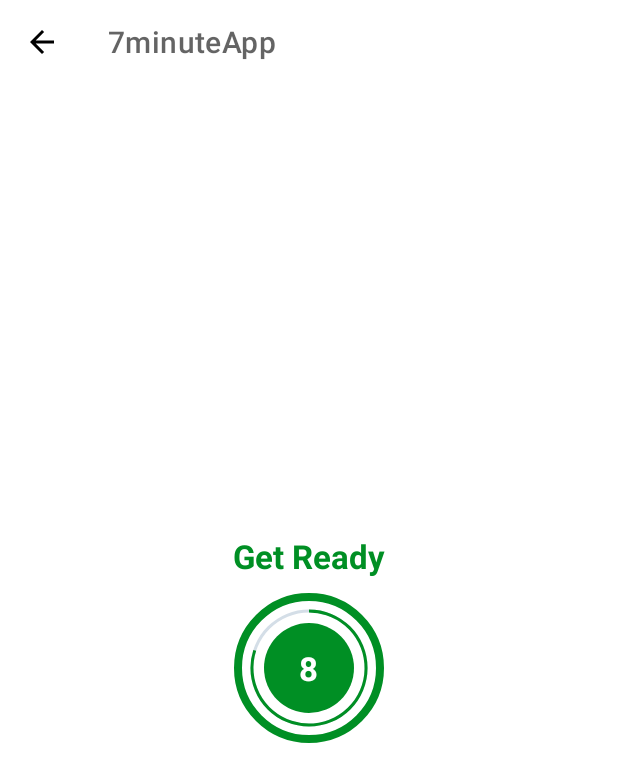
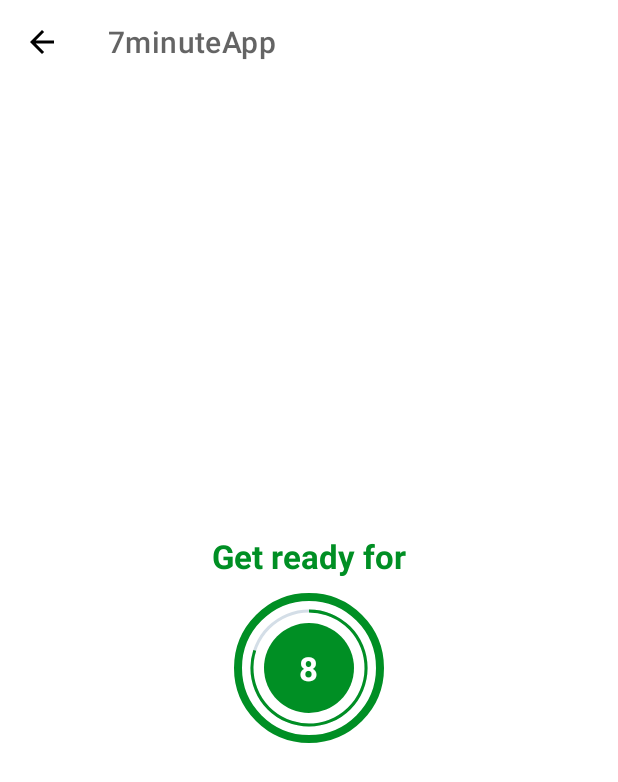
Before and after one commit to LukaszKrolicki/7minApp, an Android app: the ExerciseAvtivity screen opened directly, with no data from a screen before it, on a phone screen of 412 x 824 dp. Shown: the top 782 px of the screen. Run offline under Robolectric (Android 15) with nearby library versions, the phone set to English and light mode, and no system bars.

Commit message:
Change exercise added

```diff
--- a/app/src/main/java/eu/pl/snk/senseibunny/a7minuteapp/ExerciseAvtivity.kt
+++ b/app/src/main/java/eu/pl/snk/senseibunny/a7minuteapp/ExerciseAvtivity.kt
@@ -47,8 +47,12 @@ class ExerciseAvtivity : AppCompatActivity() {
         }
         restProgress=0
         binding?.flProgressBar?.visibility= View.VISIBLE; //GONE from UI, INVISIBLE
+        binding?.tvTitle?.visibility=View.VISIBLE
+
         binding?.flExerciseBar?.visibility=View.INVISIBLE;
-        binding?.tvTitle?.text="Get Ready"
+        binding?.tvExerciseName?.visibility=View.INVISIBLE;
+        binding?.flExerciseBar?.visibility=View.INVISIBLE;
+        binding?.ivImage?.visibility=View.INVISIBLE;
 
         setRestProgressBar()
     }
@@ -60,19 +64,25 @@ class ExerciseAvtivity : AppCompatActivity() {
 
         restProgress=0
         binding?.flProgressBar?.visibility= View.INVISIBLE; //GONE from UI, INVISIBLE
+        binding?.tvTitle?.visibility=View.INVISIBLE;
+
+        binding?.tvExerciseName?.visibility=View.VISIBLE;
         binding?.flExerciseBar?.visibility=View.VISIBLE;
-        binding?.tvTitle?.text="Exercise"
+        binding?.ivImage?.visibility=View.VISIBLE;
+
+        binding?.tvExerciseName?.text=exerciseList!![currentExercisePosition].getName()
+        binding?.ivImage?.setImageResource(exerciseList!![currentExercisePosition].getImage())
 
         setExerciseProgressBar()
     }
     private fun setRestProgressBar(){
-        binding?.progressBar?.progress= restProgress
+        binding?.flRestView?.progress= restProgress
 
         restTimer=object : CountDownTimer(5000, 1000){
             override fun onTick(p0: Long) { //p0 is mili-seconds until end, on tick is called every countDown Interval
                 restProgress++
 
-                binding?.progressBar?.progress=10-restProgress
+                binding?.flRestView?.progress=10-restProgress
                 binding?.tvTimer?.text="${10 - restProgress}"
             }
 
@@ -87,7 +97,7 @@ class ExerciseAvtivity : AppCompatActivity() {
     private fun setExerciseProgressBar(){
         binding?.progressBarExercise?.progress= restProgress
 
-        exerciseTimer=object : CountDownTimer(30000, 1000){
+        exerciseTimer=object : CountDownTimer(6000, 1000){
             override fun onTick(p0: Long) { //p0 is mili-seconds until end, on tick is called every countDown Interval
                 restProgress++
 
@@ -96,7 +106,12 @@ class ExerciseAvtivity : AppCompatActivity() {
             }
 
             override fun onFinish() {
-                Toast.makeText(this@ExerciseAvtivity,"Finished", Toast.LENGTH_LONG).show()
+                if(currentExercisePosition<exerciseList?.size!!-1){
+                    setupRestView()
+                }
+                else{
+                    Toast.makeText(this@ExerciseAvtivity,"Finished workout", Toast.LENGTH_LONG).show()
+                }
             }
         }.start()
     }
--- a/app/src/main/res/layout/activity_exercise_avtivity.xml
+++ b/app/src/main/res/layout/activity_exercise_avtivity.xml
@@ -49,7 +49,7 @@
         >
 
         <ProgressBar
-            android:id="@+id/progressBar"
+            android:id="@+id/flRestView"
             android:layout_width="100dp"
             android:layout_height="100dp"
             style="?android:attr/progressBarStyleHorizontal"
@@ -82,6 +82,34 @@
 
     </FrameLayout>
 
+    <ImageView
+        android:id="@+id/ivImage"
+        android:layout_width="match_parent"
+        android:layout_height="0dp"
+        android:scaleType="fitXY"
+        android:src="@drawable/ic_jumping_jacks"
+        android:visibility="invisible"
+        tools:visibility="visible"
+
+        app:layout_constraintTop_toBottomOf="@+id/toolBarExercise"
+        app:layout_constraintBottom_toTopOf="@+id/tvExerciseName"
+
+        />
+
+    <TextView
+        android:layout_width="wrap_content"
+        android:layout_height="wrap_content"
+        android:id="@+id/tvExerciseName"
+        android:text="ExerciseName"
+        android:textColor="@color/colorAccent"
+        android:textStyle="bold"
+        android:textSize="@dimen/default_button_text_size"
+        android:visibility="gone"
+        app:layout_constraintEnd_toEndOf="parent"
+        app:layout_constraintStart_toStartOf="parent"
+        app:layout_constraintTop_toBottomOf="@+id/ivImage"
+        tools:visibility="visible"
+        />
     <FrameLayout
         android:id="@+id/flExerciseBar"
         android:layout_width="100dp"
@@ -94,10 +122,11 @@
         app:layout_constraintBottom_toBottomOf="parent"
         app:layout_constraintEnd_toEndOf="parent"
         app:layout_constraintStart_toStartOf="parent"
-        app:layout_constraintTop_toBottomOf="@id/toolBarExercise"
+        app:layout_constraintTop_toBottomOf="@id/tvExerciseName"
         >
 
         <ProgressBar
+
             android:id="@+id/progressBarExercise"
             android:layout_width="100dp"
             android:layout_height="100dp"
@@ -116,6 +145,7 @@
             android:layout_height="60dp"
             android:layout_gravity="center"
             android:gravity="center"
+
             android:background="@drawable/item_circular_color_accent_background">
 
             <TextView
```
Also changed, not shown: app/build.gradle (+4 -4 lines).
